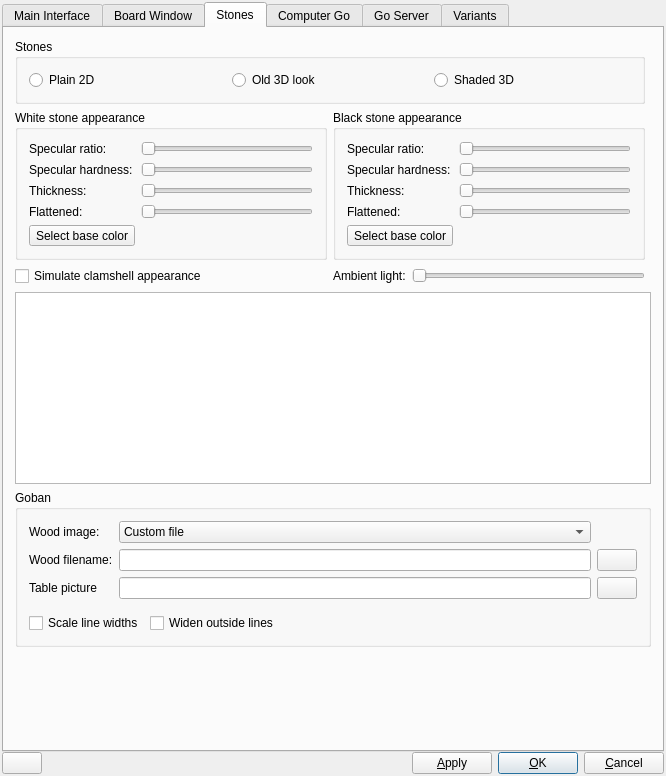
The window that src/preferences_gui.ui (bernds/q5Go) describes before a commit, drawn with Qt 5.
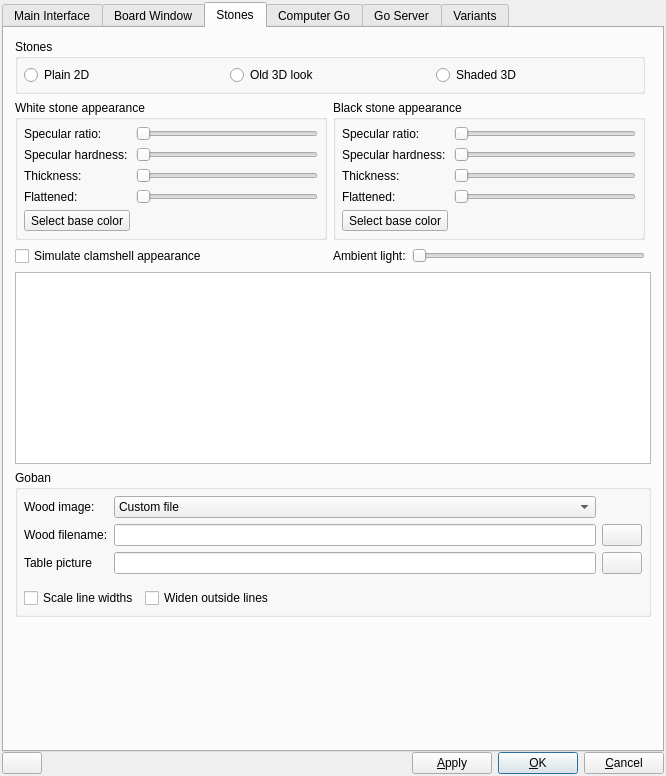
The same window after the commit. The open tabs and pages were chosen to show the change. Icons and pictures are not drawn. Custom widgets are drawn as their Qt base class.

Commit message: Use consistent spacings in the preferences dialog

Diff of the .ui file:
```diff
--- a/src/preferences_gui.ui
+++ b/src/preferences_gui.ui
@@ -1572,6 +1572,18 @@
           <string>Stones</string>
          </property>
          <layout class="QHBoxLayout" name="_24">
+          <property name="leftMargin">
+           <number>6</number>
+          </property>
+          <property name="topMargin">
+           <number>6</number>
+          </property>
+          <property name="rightMargin">
+           <number>6</number>
+          </property>
+          <property name="bottomMargin">
+           <number>6</number>
+          </property>
           <item>
            <widget class="QRadioButton" name="radioButtonStones_2D">
             <property name="toolTip">
@@ -1626,6 +1638,18 @@
           <string>White stone appearance</string>
          </property>
          <layout class="QGridLayout" name="gridLayout_9">
+          <property name="leftMargin">
+           <number>6</number>
+          </property>
+          <property name="topMargin">
+           <number>6</number>
+          </property>
+          <property name="rightMargin">
+           <number>6</number>
+          </property>
+          <property name="bottomMargin">
+           <number>6</number>
+          </property>
           <item row="1" column="1">
            <widget class="QSlider" name="whiteHardSlider">
             <property name="orientation">
@@ -1701,6 +1725,18 @@
           <string>Black stone appearance</string>
          </property>
          <layout class="QGridLayout" name="gridLayout_10">
+          <property name="leftMargin">
+           <number>6</number>
+          </property>
+          <property name="topMargin">
+           <number>6</number>
+          </property>
+          <property name="rightMargin">
+           <number>6</number>
+          </property>
+          <property name="bottomMargin">
+           <number>6</number>
+          </property>
           <item row="1" column="0">
            <widget class="QLabel" name="label_13">
             <property name="text">
@@ -1805,16 +1841,16 @@
          </property>
          <layout class="QGridLayout" name="_25">
           <property name="leftMargin">
-           <number>11</number>
+           <number>6</number>
           </property>
           <property name="topMargin">
-           <number>11</number>
+           <number>6</number>
           </property>
           <property name="rightMargin">
-           <number>11</number>
+           <number>6</number>
           </property>
           <property name="bottomMargin">
-           <number>11</number>
+           <number>6</number>
           </property>
           <property name="spacing">
            <number>6</number>
```
Left out of the diff: 113 changed lines with no effect on the pictures.
